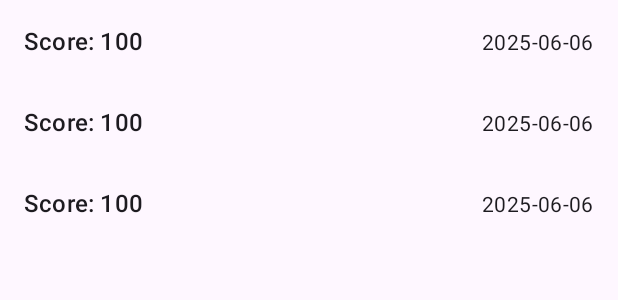
After one commit to Niss0/Tom-Jerry, an Android app: the layout fragment_scores.xml on its own in the app's theme, with its tools: preview values and no code run, on a phone screen of 412 x 824 dp. The commit adds this screen. Shown: the top 300 px of the screen. Run offline under Robolectric (Android 15) with nearby library versions, the phone set to English and light mode, and no system bars.

Commit message:
Almost fully working project

```diff
--- a/app/src/main/res/layout/activity_game.xml
+++ b/app/src/main/res/layout/activity_game.xml
@@ -29,8 +29,8 @@
         android:layout_alignParentTop="true"
         android:layout_alignParentEnd="true"
         android:layout_marginTop="16dp"
-        android:layout_marginEnd="16dp"
-        android:padding="16dp">
+        android:layout_marginEnd="0dp"
+        android:padding="8dp">
 
     <ImageView
         android:id="@+id/heart1"
@@ -87,7 +87,7 @@
         android:layout_alignParentTop="true"
         android:layout_alignParentStart="true"
         android:layout_marginStart="16dp"
-        android:layout_marginTop="32dp"
+        android:layout_marginTop="16dp"
         app:icon="@drawable/icon_menu_in_game" android:contentDescription="Open Game Menu" />
 
     <androidx.constraintlayout.widget.ConstraintLayout
--- /dev/null
+++ b/app/src/main/res/layout/fragment_scores.xml
@@ -0,0 +1,14 @@
+<?xml version="1.0" encoding="utf-8"?>
+<FrameLayout xmlns:android="http://schemas.android.com/apk/res/android"
+    xmlns:tools="http://schemas.android.com/tools"
+    android:layout_width="match_parent"
+    android:layout_height="match_parent"
+    tools:context=".ui.fragments.ScoresFragment">
+
+    <androidx.recyclerview.widget.RecyclerView
+        android:id="@+id/scores_recycler_view"
+        android:layout_width="match_parent"
+        android:layout_height="match_parent"
+        tools:listitem="@layout/list_item_score"/>
+
+</FrameLayout>
--- /dev/null
+++ b/app/src/main/res/layout/list_item_score.xml
@@ -0,0 +1,25 @@
+<?xml version="1.0" encoding="utf-8"?>
+<LinearLayout xmlns:android="http://schemas.android.com/apk/res/android"
+    xmlns:tools="http://schemas.android.com/tools"
+    android:layout_width="match_parent"
+    android:layout_height="wrap_content"
+    android:orientation="horizontal"
+    android:padding="16dp"
+    android:background="?attr/selectableItemBackground">
+
+    <com.google.android.material.textview.MaterialTextView
+        android:id="@+id/score_text_view"
+        android:layout_width="0dp"
+        android:layout_height="wrap_content"
+        android:layout_weight="1"
+        android:textAppearance="?attr/textAppearanceListItem"
+        tools:text="Score: 100" />
+
+    <com.google.android.material.textview.MaterialTextView
+        android:id="@+id/date_text_view"
+        android:layout_width="wrap_content"
+        android:layout_height="wrap_content"
+        android:textAppearance="?attr/textAppearanceListItemSecondary"
+        tools:text="2025-06-06" />
+
+</LinearLayout>
--- a/app/src/main/res/values/strings.xml
+++ b/app/src/main/res/values/strings.xml
@@ -26,4 +26,5 @@
     <string name="buttons_fast_speed_text_view">Buttons - Fast Speed</string>
     <string name="sensor_controls_text_view">Sensor Controls</string>
     <string name="buttons_slow_speed_text_view">Buttons - Slow Speed</string>
+    <string name="high_scores_button">High Scores</string>
 </resources>
```
Also changed, not shown: app/src/main/AndroidManifest.xml (+16 -7 lines), app/src/main/java/com/shahar/tomjerry/data/AppDatabase.kt (added, +29 -0 lines), app/src/main/java/com/shahar/tomjerry/data/Score.kt (added, +14 -0 lines), app/src/main/java/com/shahar/tomjerry/data/ScoreDao.kt (added, +17 -0 lines), app/src/main/java/com/shahar/tomjerry/repository/ScoreRepository.kt (added, +14 -0 lines), app/src/main/java/com/shahar/tomjerry/ui/GameActivity.kt (+70 -4 lines), app/src/main/java/com/shahar/tomjerry/ui/HighScoresActivity.kt (added, +22 -0 lines), app/src/main/java/com/shahar/tomjerry/ui/MenuActivity.kt (+18 -11 lines), app/src/main/java/com/shahar/tomjerry/ui/adapter/ScoreAdapter.kt (added, +63 -0 lines), app/src/main/java/com/shahar/tomjerry/ui/fragments/MapFragment.kt (added, +69 -0 lines), app/src/main/java/com/shahar/tomjerry/ui/fragments/ScoresFragment.kt (added, +70 -0 lines), app/src/main/java/com/shahar/tomjerry/viewmodel/ScoreViewModel.kt (added, +41 -0 lines), app/src/main/res/layout/activity_high_scores.xml (added, +24 -0 lines), app/src/main/res/layout/activity_menu.xml (+7 -0 lines), 1 more files.
